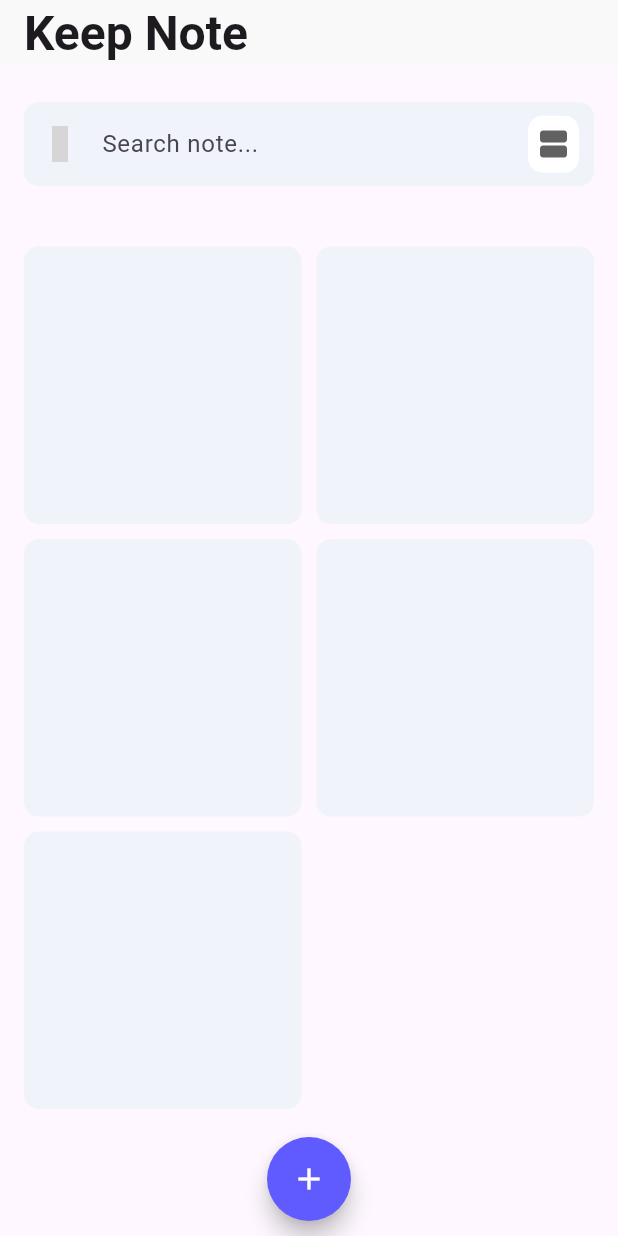
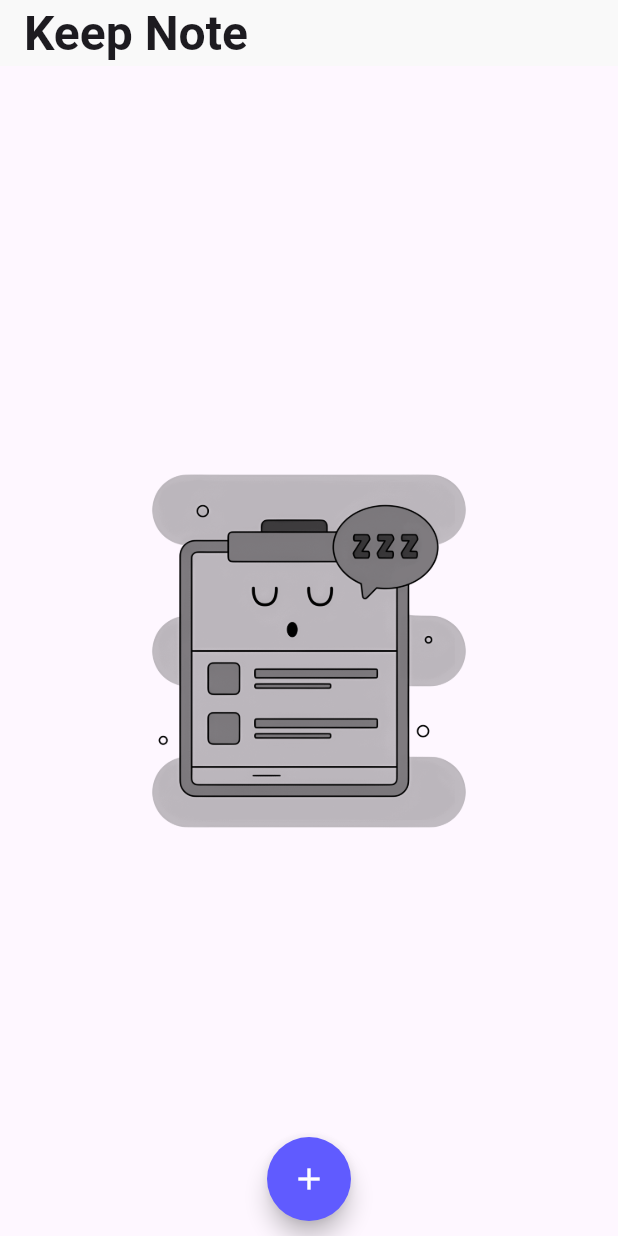
Before and after one commit to codingwiths1/notee, a Flutter app: the screen it shows after launch, on a phone screen of 412 x 824 dp. Run offline on Flutter 3.47's test engine with Material 3 defaults, Android fonts, the phone set to English and light mode, and no system bars; our stand-ins replace auto_route, flutter_bloc, flutter_screenutil, google_fonts, iconsax; grey boxes are pictures that could not be loaded.

Commit message:
integrating_supabase

```diff
--- a/lib/app_widget.dart
+++ b/lib/app_widget.dart
@@ -2,7 +2,7 @@ import 'package:flutter/material.dart';
 import 'package:flutter_bloc/flutter_bloc.dart';
 import 'package:flutter_screenutil/flutter_screenutil.dart';
 import 'package:notee/core/router/app_router.dart';
-import 'package:notee/features/home/bloc/home_cubit.dart';
+import 'package:notee/features/home/bloc/app_cubit.dart';
 
 final AppRouter appRouter = AppRouter();
 
@@ -12,7 +12,7 @@ class AppWidget extends StatelessWidget {
   @override
   Widget build(BuildContext context) {
     return MultiBlocProvider(
-      providers: [BlocProvider(create: (context) => HomeCubit())],
+      providers: [BlocProvider(create: (context) => AppCubit())],
       child: ScreenUtilInit(
         designSize: const Size(417, 1024),
         minTextAdapt: true,
--- a/lib/core/component/note_card.dart
+++ b/lib/core/component/note_card.dart
@@ -11,31 +11,32 @@ class NoteCard extends StatelessWidget {
   @override
   Widget build(BuildContext context) {
     return Container(
+      padding: const EdgeInsets.all(7),
       width: double.maxFinite,
       decoration: BoxDecoration(
         borderRadius: BorderRadius.circular(10),
         color: AppColor.secondaryColor,
       ),
       child: Column(
+        mainAxisSize: MainAxisSize.min,
         crossAxisAlignment: CrossAxisAlignment.start,
         children: <Widget>[
-          Expanded(
-            child: Text(
+          if (titleText.isNotEmpty)
+            Text(
               titleText,
               style: Theme.of(
                 context,
               ).textTheme.titleLarge!.copyWith(overflow: TextOverflow.clip),
             ),
-          ),
           10.toVert,
-          Expanded(
-            child: Text(
+          if (noteText.isNotEmpty)
+            Text(
               noteText,
+
               style: Theme.of(
                 context,
               ).textTheme.bodyLarge!.copyWith(overflow: TextOverflow.clip),
             ),
-          ),
         ],
       ),
     );
--- a/lib/core/extention/extention.dart
+++ b/lib/core/extention/extention.dart
@@ -3,5 +3,5 @@ import 'package:flutter_screenutil/flutter_screenutil.dart';
 
 extension NumExtention on num {
   SizedBox get toVert => SizedBox(height: h);
-  SizedBox get toHort => SizedBox(width: h);
+  SizedBox get toHort => SizedBox(width: w);
 }
--- a/lib/core/router/app_router.dart
+++ b/lib/core/router/app_router.dart
@@ -1,4 +1,5 @@
 import 'package:auto_route/auto_route.dart';
+import 'package:flutter/material.dart';
 import 'package:notee/create_note_page.dart';
 import 'package:notee/edit_note_page.dart';
 import 'package:notee/features/home/presentation/pages/home_page.dart';
--- a/lib/core/theme/theme.dart
+++ b/lib/core/theme/theme.dart
@@ -15,5 +15,7 @@ class AppColor {
   static Color transparant = const Color(0x00000000);
   static Color black = const Color(0xff000000);
   static Color? grey700 = Colors.grey[700];
+  static Color? grey400 = Colors.grey[400];
+
   static Color blue = const Color(0xff605bff);
 }
--- /dev/null
+++ b/lib/features/home/bloc/app_state.dart
@@ -0,0 +1,13 @@
+class AppState {
+  final List<Map<String, String>> noteList;
+  final bool isTrue;
+
+  AppState({required this.noteList, required this.isTrue});
+
+  AppState copyWith({List<Map<String, String>>? noteList, bool? isTrue}) {
+    return AppState(
+      noteList: noteList ?? this.noteList,
+      isTrue: isTrue ?? this.isTrue,
+    );
+  }
+}
--- a/lib/features/home/bloc/home_cubit.dart
+++ /dev/null
@@ -1,10 +0,0 @@
-import 'package:flutter_bloc/flutter_bloc.dart';
-import 'package:notee/features/home/bloc/home_state.dart';
-
-class HomeCubit extends Cubit<HomeState> {
-  HomeCubit() : super(HomeState(titleText: "", noteText: ""));
-
-  updateText(String? titleText, String? noteText) {
-    emit(state.copyWith(titleText: titleText, noteText: noteText));
-  }
-}
--- a/lib/features/home/bloc/home_state.dart
+++ /dev/null
@@ -1,12 +0,0 @@
-class HomeState {
-  final String titleText;
-  final String noteText;
-
-  HomeState({required this.titleText, required this.noteText});
-  HomeState copyWith({String? titleText, String? noteText}) {
-    return HomeState(
-      titleText: titleText ?? this.titleText,
-      noteText: noteText ?? this.noteText,
-    );
-  }
-}
--- a/lib/features/home/presentation/pages/home_page.dart
+++ b/lib/features/home/presentation/pages/home_page.dart
@@ -1,3 +1,5 @@
+import 'dart:developer';
+
 import 'package:auto_route/auto_route.dart';
 import 'package:flutter/cupertino.dart';
 import 'package:flutter/material.dart';
@@ -7,8 +9,9 @@ import 'package:notee/core/component/note_card.dart';
 import 'package:notee/core/extention/extention.dart';
 import 'package:notee/core/router/app_router.dart';
 import 'package:notee/core/theme/theme.dart';
-import 'package:notee/features/home/bloc/home_cubit.dart';
-import 'package:notee/features/home/bloc/home_state.dart';
+import 'package:notee/features/home/bloc/app_cubit.dart';
+import 'package:flutter_staggered_grid_view/flutter_staggered_grid_view.dart';
+import 'package:notee/features/home/bloc/app_state.dart';
 
 @RoutePage()
 class HomePage extends StatelessWidget {
@@ -16,7 +19,7 @@ class HomePage extends StatelessWidget {
 
   @override
   Widget build(BuildContext context) {
-    return BlocBuilder<HomeCubit, HomeState>(
+    return BlocBuilder<AppCubit, AppState>(
       builder: (context, state) {
         return Scaffold(
           floatingActionButtonLocation:
@@ -30,7 +33,17 @@ class HomePage extends StatelessWidget {
               ).textTheme.headlineLarge!.copyWith(fontWeight: FontWeight.bold),
             ),
           ),
-          body: SingleChildScrollView(
+          body: state.noteList.isEmpty
+              ? Center(
+                  child: Image.asset(
+                    "assets/images/empty-wishlist-illustration-download-in-svg-png-gif-file-formats--online-shop-store-state-pack-sign-symbols-illustrations-11838276 (1) (1) (1) (1).png",
+                    fit: BoxFit.contain,
+                    color: AppColor.black,
+                    height: 250,
+                    width: 250,
+                  ),
+                )
+              : SingleChildScrollView(
                   child: Padding(
                     padding: const EdgeInsets.symmetric(horizontal: 16.0),
                     child: Column(
@@ -82,25 +95,38 @@ class HomePage extends StatelessWidget {
                           ],
                         ),
                         50.toVert,
-                  GridView.builder(
+                        SizedBox(
+                          height: 70,
+                          width: double.maxFinite,
+                          child: MasonryGridView.builder(
+                            mainAxisSpacing: 10,
+                            crossAxisSpacing: 10,
                             shrinkWrap: true,
                             physics: const NeverScrollableScrollPhysics(),
                             gridDelegate:
-                        const SliverGridDelegateWithFixedCrossAxisCount(
-                          mainAxisSpacing: 10,
-                          crossAxisSpacing: 10,
+                                const SliverSimpleGridDelegateWithFixedCrossAxisCount(
                                   crossAxisCount: 2,
                                 ),
+
                             itemBuilder: (context, index) {
+                              log("THIS IS MAP ${state.noteList[index]}");
+                              final String titleText =
+                                  state.noteList[index]["TITLE"] ?? "";
+                              final String noteText =
+                                  state.noteList[index]["NOTE"] ?? "";
+
                               return InkWell(
-                        onTap: () => context.router.push(const EditNoteRoute()),
+                                onTap: () => context.router.push(
+                                  EditNoteRoute(index: index),
+                                ),
                                 child: NoteCard(
-                          titleText: state.titleText,
-                          noteText: state.noteText,
+                                  titleText: titleText,
+                                  noteText: noteText,
                                 ),
                               );
                             },
-                    itemCount: 5,
+                            itemCount: state.noteList.length,
+                          ),
                         ),
                       ],
                     ),
--- a/lib/main.dart
+++ b/lib/main.dart
@@ -1,9 +1,13 @@
 import 'package:flutter/material.dart';
 import 'package:flutter/services.dart';
 import 'package:notee/app_widget.dart';
+import 'package:notee/core/theme/theme.dart';
 
 void main() {
   WidgetsFlutterBinding.ensureInitialized();
   SystemChrome.setPreferredOrientations([DeviceOrientation.portraitUp]);
+  SystemChrome.setSystemUIOverlayStyle(
+    SystemUiOverlayStyle(statusBarColor: AppColor.transparant),
+  );
   runApp(const AppWidget());
 }
```
Also changed, not shown: lib/create_note_page.dart (+57 -14 lines), lib/edit_note_page.dart (+56 -25 lines), lib/features/home/bloc/app_cubit.dart (added, +20 -0 lines), pubspec.yaml (+4 -3 lines), assets/images/empty-wishlist-illustration-download-in-svg-png-gif-file-formats--online-shop-store-state-pack-sign-symbols-illustrations-11838276 (1) (1) (1) (1).png (added), lib/core/router/app_router.gr.dart, pubspec.lock, 6 other files. Lines whose indentation alone changed are shown as unchanged.
